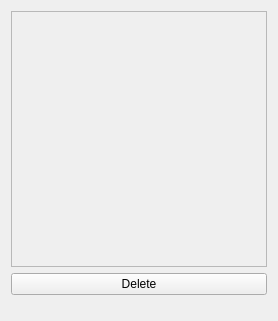
Capsize-Games/airunner, file src/airunner/widgets/gif/templates/gif_widget.ui: the form before one commit.
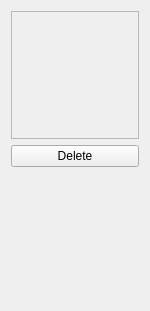
The form after the commit.

```diff
--- a/src/airunner/widgets/gif/templates/gif_widget.ui
+++ b/src/airunner/widgets/gif/templates/gif_widget.ui
@@ -6,8 +6,8 @@
    <rect>
     <x>0</x>
     <y>0</y>
-    <width>274</width>
-    <height>321</height>
+    <width>146</width>
+    <height>311</height>
    </rect>
   </property>
   <property name="windowTitle">
@@ -18,14 +18,14 @@
     <widget class="QFrame" name="gif_frame">
      <property name="minimumSize">
       <size>
-       <width>256</width>
-       <height>256</height>
+       <width>128</width>
+       <height>128</height>
       </size>
      </property>
      <property name="maximumSize">
       <size>
-       <width>256</width>
-       <height>256</height>
+       <width>128</width>
+       <height>128</height>
       </size>
      </property>
      <property name="frameShape">
```
Left out of the diff: 26 changed lines with no effect on the pictures.
